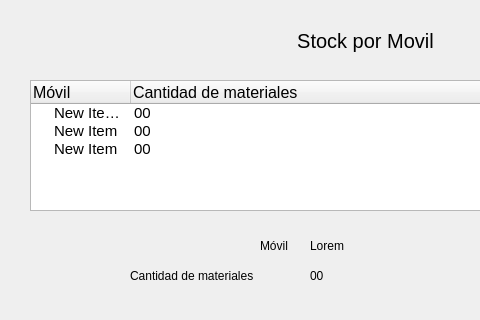
AlemFernandez786/Scabox, file Pantallas UI/Materiales/stock por movil/stockPorMovilMateriales.ui: the form before one commit; both pictures show x 0 to 480 and y 0 to 320 of the 739 by 498 pixel window.
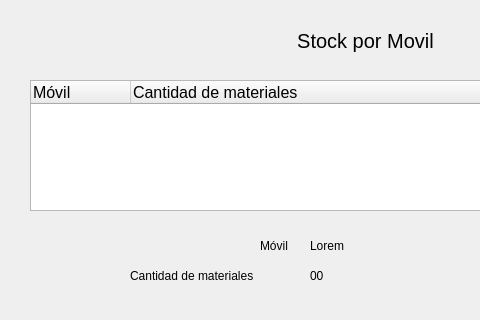
The form after the commit.

The edit to the form file:
```diff
--- a/Pantallas UI/Materiales/stock por movil/stockPorMovilMateriales.ui
+++ b/Pantallas UI/Materiales/stock por movil/stockPorMovilMateriales.ui
@@ -79,60 +79,6 @@
      </font>
     </property>
    </column>
-   <item>
-    <property name="text">
-     <string>New Item lorem ipsum </string>
-    </property>
-    <property name="font">
-     <font>
-      <pointsize>11</pointsize>
-     </font>
-    </property>
-    <property name="text">
-     <string>00</string>
-    </property>
-    <property name="font">
-     <font>
-      <pointsize>11</pointsize>
-     </font>
-    </property>
-   </item>
-   <item>
-    <property name="text">
-     <string>New Item</string>
-    </property>
-    <property name="font">
-     <font>
-      <pointsize>11</pointsize>
-     </font>
-    </property>
-    <property name="text">
-     <string>00</string>
-    </property>
-    <property name="font">
-     <font>
-      <pointsize>11</pointsize>
-     </font>
-    </property>
-   </item>
-   <item>
-    <property name="text">
-     <string>New Item</string>
-    </property>
-    <property name="font">
-     <font>
-      <pointsize>11</pointsize>
-     </font>
-    </property>
-    <property name="text">
-     <string>00</string>
-    </property>
-    <property name="font">
-     <font>
-      <pointsize>11</pointsize>
-     </font>
-    </property>
-   </item>
   </widget>
   <widget class="QPushButton" name="ma_btn_confirmar">
    <property name="geometry">
```
Left out of the diff: 5 changed lines with no effect on the pictures.
